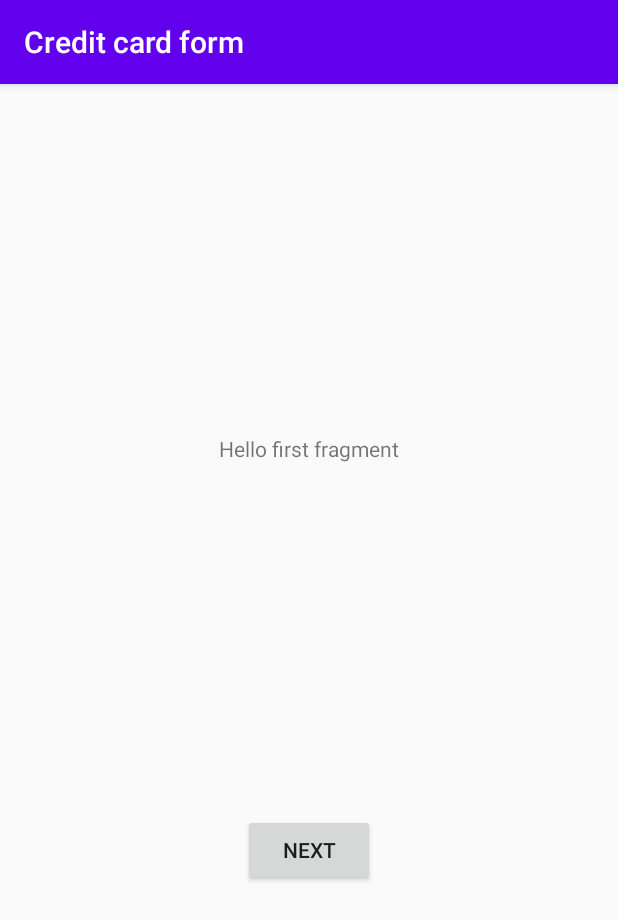
After one commit to ViictorNiicolas/PruebaAndroid2, an Android app: the fragment FirstFragment shown on its own in the app's theme, on a phone screen of 412 x 824 dp. The commit adds this screen. Shown: the top 920 px of the screen. Run offline under Robolectric (Android 15) with nearby library versions, the phone set to English and light mode, and no system bars.

Commit message:
Segunda Parte de prueba Android

```diff
--- a/app/build.gradle
+++ b/app/build.gradle
@@ -26,6 +26,9 @@ dependencies {
     implementation fileTree(dir: "libs", include: ["*.jar"])
     implementation 'androidx.appcompat:appcompat:1.2.0'
     implementation 'androidx.constraintlayout:constraintlayout:2.0.1'
+    implementation 'com.google.android.material:material:1.0.0'
+    implementation 'androidx.navigation:navigation-fragment:2.1.0'
+    implementation 'androidx.navigation:navigation-ui:2.1.0'
     testImplementation 'junit:junit:4.12'
     androidTestImplementation 'androidx.test.ext:junit:1.1.2'
     androidTestImplementation 'androidx.test.espresso:espresso-core:3.3.0'
--- a/app/src/main/AndroidManifest.xml
+++ b/app/src/main/AndroidManifest.xml
@@ -9,6 +9,10 @@
         android:roundIcon="@mipmap/ic_launcher_round"
         android:supportsRtl="true"
         android:theme="@style/AppTheme">
+        <activity
+            android:name=".DetailActivity"
+            android:label="@string/title_activity_detail"
+            android:theme="@style/AppTheme.NoActionBar"></activity>
         <activity android:name=".MainActivity">
             <intent-filter>
                 <action android:name="android.intent.action.MAIN" />
--- /dev/null
+++ b/app/src/main/java/cl/santotomas/pruebaandroid/FirstFragment.java
@@ -0,0 +1,34 @@
+package cl.santotomas.pruebaandroid;
+
+import android.os.Bundle;
+import android.view.LayoutInflater;
+import android.view.View;
+import android.view.ViewGroup;
+
+import androidx.annotation.NonNull;
+import androidx.fragment.app.Fragment;
+import androidx.navigation.fragment.NavHostFragment;
+
+public class FirstFragment extends Fragment {
+
+    @Override
+    public View onCreateView(
+            LayoutInflater inflater, ViewGroup container,
+            Bundle savedInstanceState
+    ) {
+        // Inflate the layout for this fragment
+        return inflater.inflate(R.layout.fragment_first, container, false);
+    }
+
+    public void onViewCreated(@NonNull View view, Bundle savedInstanceState) {
+        super.onViewCreated(view, savedInstanceState);
+
+        view.findViewById(R.id.button_first).setOnClickListener(new View.OnClickListener() {
+            @Override
+            public void onClick(View view) {
+                NavHostFragment.findNavController(FirstFragment.this)
+                        .navigate(R.id.action_FirstFragment_to_SecondFragment);
+            }
+        });
+    }
+}
--- /dev/null
+++ b/app/src/main/res/layout/content_detail.xml
@@ -0,0 +1,6 @@
+<?xml version="1.0" encoding="utf-8"?>
+<androidx.constraintlayout.widget.ConstraintLayout xmlns:android="http://schemas.android.com/apk/res/android"
+    xmlns:app="http://schemas.android.com/apk/res-auto"
+    android:layout_width="match_parent"
+    android:layout_height="match_parent"
+    app:layout_behavior="@string/appbar_scrolling_view_behavior"></androidx.constraintlayout.widget.ConstraintLayout>
--- /dev/null
+++ b/app/src/main/res/layout/fragment_first.xml
@@ -0,0 +1,28 @@
+<?xml version="1.0" encoding="utf-8"?>
+<androidx.constraintlayout.widget.ConstraintLayout xmlns:android="http://schemas.android.com/apk/res/android"
+    xmlns:app="http://schemas.android.com/apk/res-auto"
+    xmlns:tools="http://schemas.android.com/tools"
+    android:layout_width="match_parent"
+    android:layout_height="match_parent"
+    tools:context=".FirstFragment">
+
+    <TextView
+        android:id="@+id/textview_first"
+        android:layout_width="wrap_content"
+        android:layout_height="wrap_content"
+        android:text="@string/hello_first_fragment"
+        app:layout_constraintBottom_toTopOf="@id/button_first"
+        app:layout_constraintEnd_toEndOf="parent"
+        app:layout_constraintStart_toStartOf="parent"
+        app:layout_constraintTop_toTopOf="parent" />
+
+    <Button
+        android:id="@+id/button_first"
+        android:layout_width="wrap_content"
+        android:layout_height="wrap_content"
+        android:text="@string/next"
+        app:layout_constraintBottom_toBottomOf="parent"
+        app:layout_constraintEnd_toEndOf="parent"
+        app:layout_constraintStart_toStartOf="parent"
+        app:layout_constraintTop_toBottomOf="@id/textview_first" />
+</androidx.constraintlayout.widget.ConstraintLayout>
--- /dev/null
+++ b/app/src/main/res/values/dimens.xml
@@ -0,0 +1,3 @@
+<resources>
+    <dimen name="fab_margin">16dp</dimen>
+</resources>
--- a/app/src/main/res/values/strings.xml
+++ b/app/src/main/res/values/strings.xml
@@ -13,5 +13,14 @@
     <string name="st_city">Ciudad</string>
     <string name="st_status">Estado</string>
     <string name="st_codpos">Código Postal</string>
+    <string name="title_activity_detail">DetailActivity</string>
+    <!-- Strings used for fragments for navigation -->
+    <string name="first_fragment_label">First Fragment</string>
+    <string name="second_fragment_label">Second Fragment</string>
+    <string name="next">Next</string>
+    <string name="previous">Previous</string>
+
+    <string name="hello_first_fragment">Hello first fragment</string>
+    <string name="hello_second_fragment">Hello second fragment. Arg: %1$s</string>
 
 </resources>
--- a/app/src/main/res/values/styles.xml
+++ b/app/src/main/res/values/styles.xml
@@ -7,4 +7,13 @@
         <item name="colorAccent">@color/colorAccent</item>
     </style>
 
+    <style name="AppTheme.NoActionBar">
+        <item name="windowActionBar">false</item>
+        <item name="windowNoTitle">true</item>
+    </style>
+
+    <style name="AppTheme.AppBarOverlay" parent="ThemeOverlay.AppCompat.Dark.ActionBar" />
+
+    <style name="AppTheme.PopupOverlay" parent="ThemeOverlay.AppCompat.Light" />
+
 </resources>
```
Also changed, not shown: app/src/main/java/cl/santotomas/pruebaandroid/DetailActivity.java (added, +24 -0 lines), app/src/main/java/cl/santotomas/pruebaandroid/MainActivity.java (+58 -0 lines), app/src/main/java/cl/santotomas/pruebaandroid/SecondFragment.java (added, +34 -0 lines), app/src/main/res/layout/activity_detail.xml (added, +33 -0 lines), app/src/main/res/layout/activity_main.xml (+14 -8 lines), app/src/main/res/layout/fragment_second.xml (added, +27 -0 lines), app/src/main/res/navigation/nav_graph.xml (added, +28 -0 lines).
